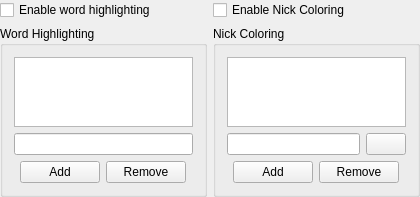
Before: the Qt Designer form src/options/opt_general_groupchat.ui in mblsha/psi, drawn with Qt 5.
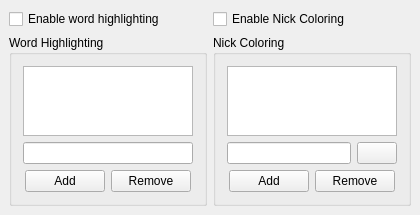
After: the same form once the commit is applied.

Diff of the .ui file:
```diff
--- a/src/options/opt_general_groupchat.ui
+++ b/src/options/opt_general_groupchat.ui
@@ -14,7 +14,7 @@
   </property>
   <layout class="QHBoxLayout" >
    <property name="margin" >
-    <number>0</number>
+    <number>9</number>
    </property>
    <property name="spacing" >
     <number>6</number>
```
